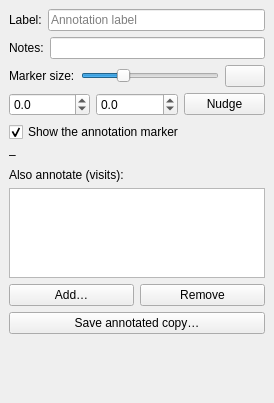
The window that nightscribe/gui/ui/ufe_annotate_tab.ui (irydeo/nightscribe) describes before a commit, drawn with Qt 5.
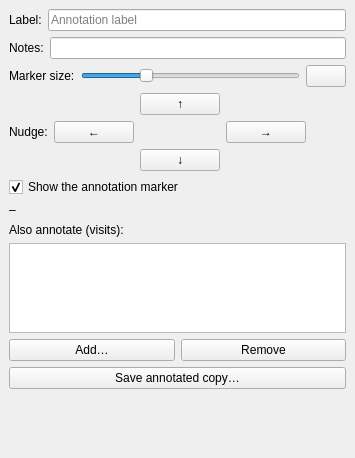
The same window after the commit.

Commit message: measure: the manual centre gets its own window, and Annotate nudges with arrows

What changed in the file:
```diff
--- a/nightscribe/gui/ui/ufe_annotate_tab.ui
+++ b/nightscribe/gui/ui/ufe_annotate_tab.ui
@@ -33,9 +33,22 @@
    </item>
    <item>
     <layout class="QHBoxLayout" name="row_nudge">
-     <item><widget class="QDoubleSpinBox" name="spin_dx"><property name="minimum"><double>-100.0</double></property><property name="maximum"><double>100.0</double></property><property name="decimals"><number>1</number></property><property name="singleStep"><double>0.5</double></property></widget></item>
-     <item><widget class="QDoubleSpinBox" name="spin_dy"><property name="minimum"><double>-100.0</double></property><property name="maximum"><double>100.0</double></property><property name="decimals"><number>1</number></property><property name="singleStep"><double>0.5</double></property></widget></item>
-     <item><widget class="QPushButton" name="btn_nudge"><property name="text"><string>Nudge</string></property><property name="toolTip"><string>Shift the marker by that many pixels (or click the image)</string></property></widget></item>
+     <item><widget class="QLabel" name="lbl_nudge_title"><property name="text"><string>Nudge:</string></property><property name="toolTip"><string>Move the marker in 0.5 px steps; the marker follows at once (or click the image)</string></property></widget></item>
+     <item>
+      <layout class="QGridLayout" name="grid_nudge">
+       <item row="0" column="1"><widget class="QPushButton" name="btn_up"><property name="text"><string>↑</string></property><property name="toolTip"><string>Move the marker up 0.5 px</string></property></widget></item>
+       <item row="1" column="0"><widget class="QPushButton" name="btn_left"><property name="text"><string>←</string></property><property name="toolTip"><string>Move the marker left 0.5 px</string></property></widget></item>
+       <item row="1" column="1"><widget class="QLabel" name="lbl_nudge"><property name="text"><string/></property><property name="alignment"><set>Qt::AlignCenter</set></property><property name="minimumSize"><size><width>70</width><height>0</height></size></property></widget></item>
+       <item row="1" column="2"><widget class="QPushButton" name="btn_right"><property name="text"><string>→</string></property><property name="toolTip"><string>Move the marker right 0.5 px</string></property></widget></item>
+       <item row="2" column="1"><widget class="QPushButton" name="btn_down"><property name="text"><string>↓</string></property><property name="toolTip"><string>Move the marker down 0.5 px</string></property></widget></item>
+      </layout>
+     </item>
+     <item>
+      <spacer name="hsp_nudge">
+       <property name="orientation"><enum>Qt::Horizontal</enum></property>
+       <property name="sizeHint" stdset="0"><size><width>40</width><height>20</height></size></property>
+      </spacer>
+     </item>
     </layout>
    </item>
    <item>
```
The commit also changes 9 other files.
